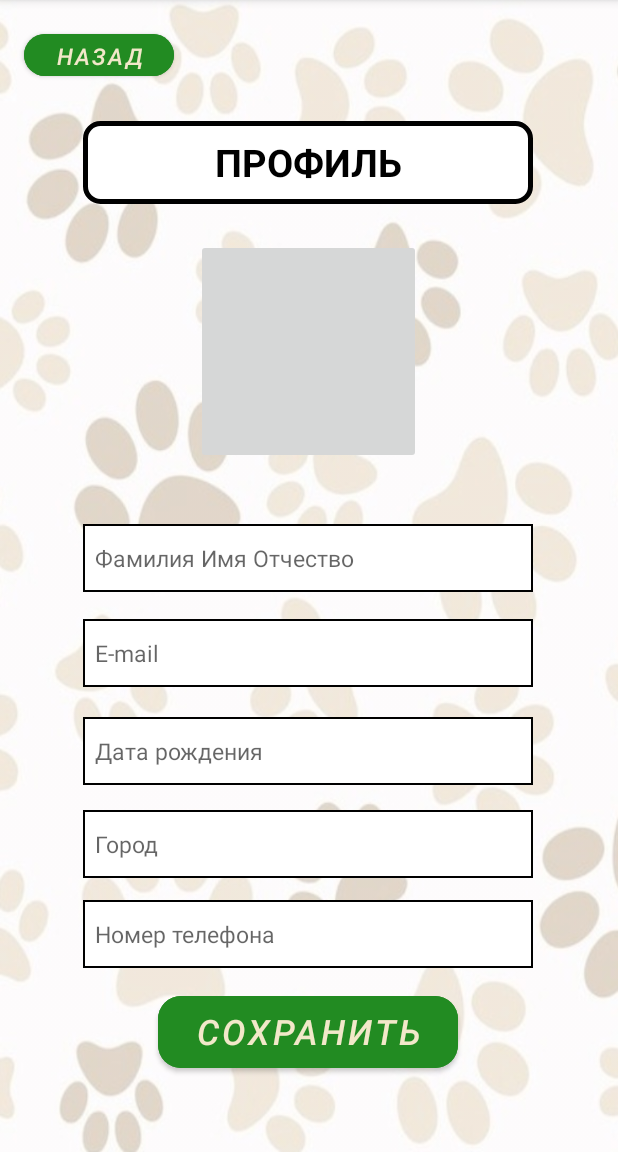
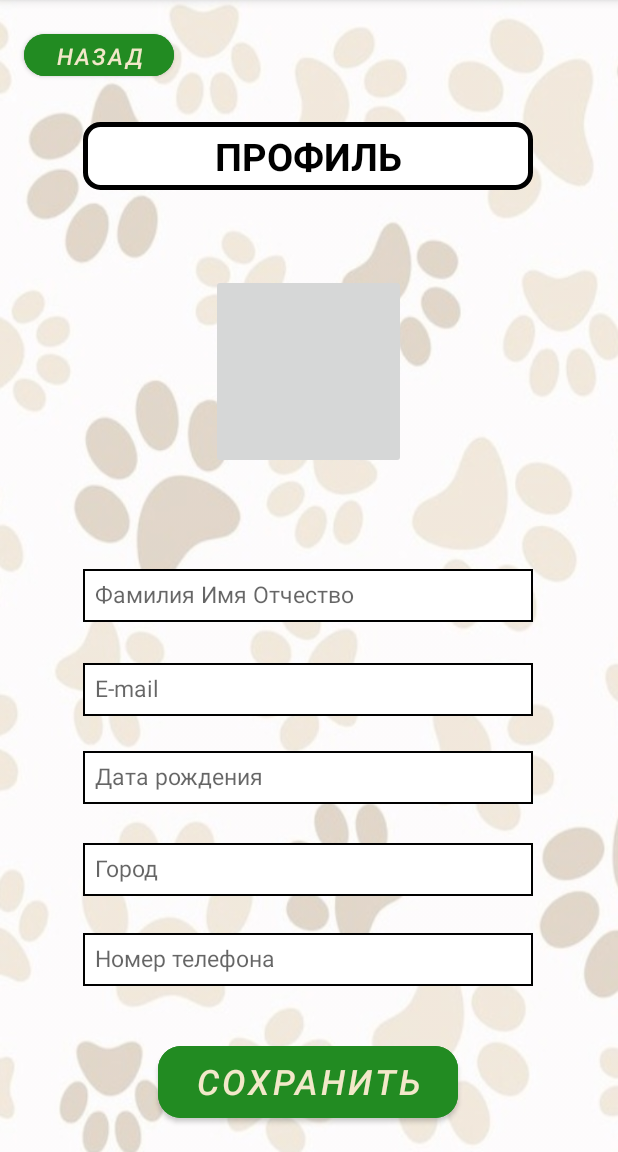
Before and after one commit to alina399/Diplom, an Android app: the ProfileActivity screen opened directly, with no data from a screen before it, on a phone screen of 412 x 824 dp, the part 84-1236 px from its top. Run offline under Robolectric (Android 15) with nearby library versions, the phone set to English and light mode, and no system bars; our stand-ins replace Firebase (no records; nobody signed in at launch, a user with empty details on screens opened directly), Picasso; pictures from the network do not load.

Commit message:
Конечное приложение

```diff
--- a/app/src/main/res/layout/activity_petsprofile2.xml
+++ b/app/src/main/res/layout/activity_petsprofile2.xml
@@ -7,17 +7,15 @@
     android:layout_width="match_parent"
     android:layout_height="wrap_content"
     tools:context=".petsprofile2"
+    android:background="@drawable/fon"
     >
-
-
-
 
 
     <LinearLayout
         android:layout_width="match_parent"
         android:layout_height="wrap_content"
         android:orientation="horizontal"
-        android:layout_marginTop="20dp"
+        android:layout_marginTop="40dp"
         android:layout_marginLeft="5dp"
         android:layout_marginRight="5dp">
 
--- a/app/src/main/res/layout/activity_profile.xml
+++ b/app/src/main/res/layout/activity_profile.xml
@@ -8,24 +8,25 @@
     tools:context=".ProfileActivity"
     android:background="@drawable/fon">
 
+
     <ImageButton
         android:id="@+id/choose"
-        android:layout_width="150dp"
-        android:layout_height="150dp"
+        android:layout_width="130dp"
+        android:layout_height="130dp"
         android:onClick="ImageProfile"
+        android:padding="15dp"
         app:layout_constraintBottom_toBottomOf="parent"
         app:layout_constraintCircleRadius="700dp"
         app:layout_constraintEnd_toEndOf="parent"
         app:layout_constraintHorizontal_bias="0.498"
         app:layout_constraintStart_toStartOf="parent"
         app:layout_constraintTop_toTopOf="parent"
-        app:layout_constraintVertical_bias="0.258" />
-
+        app:layout_constraintVertical_bias="0.286" />
 
     <TextView
         android:id="@+id/textViewz"
         android:layout_width="300dp"
-        android:layout_height="55dp"
+        android:layout_height="45dp"
         android:background="@drawable/shape"
         android:gravity="center"
         android:text="ПРОФИЛЬ"
@@ -40,6 +41,7 @@
         app:layout_constraintVertical_bias="0.113"
 
         />
+
 
     <Button
         android:id="@+id/save_profile"
@@ -58,8 +60,7 @@
         app:layout_constraintHorizontal_bias="0.497"
         app:layout_constraintStart_toStartOf="parent"
         app:layout_constraintTop_toTopOf="parent"
-        app:layout_constraintVertical_bias="0.929" />
-
+        app:layout_constraintVertical_bias="0.976" />
 
     <Button
         android:id="@+id/btn_back"
@@ -81,90 +82,90 @@
         app:layout_constraintVertical_bias="0.023" />
 
 
-
     <EditText
         android:id="@+id/textFieldFio"
         android:layout_width="300dp"
-        android:layout_height="45dp"
+        android:layout_height="35dp"
         android:background="@drawable/shape_2"
         android:hint="Фамилия Имя Отчество"
         android:inputType="textEmailAddress"
+        android:padding="8dp"
         android:textAlignment="textStart"
         android:textSize="15dp"
-        android:padding="8dp"
         app:layout_constraintBottom_toBottomOf="parent"
         app:layout_constraintEnd_toEndOf="parent"
         app:layout_constraintHorizontal_bias="0.495"
         app:layout_constraintStart_toStartOf="parent"
         app:layout_constraintTop_toTopOf="parent"
-        app:layout_constraintVertical_bias="0.483" />
+        app:layout_constraintVertical_bias="0.518" />
 
     <EditText
         android:id="@+id/textFieldEmail"
         android:layout_width="300dp"
-        android:layout_height="45dp"
+        android:layout_height="35dp"
         android:background="@drawable/shape_2"
         android:hint="E-mail"
         android:inputType="textEmailAddress"
+        android:padding="8dp"
         android:textAlignment="textStart"
         android:textSize="15dp"
-        android:padding="8dp"
         app:layout_constraintBottom_toBottomOf="parent"
         app:layout_constraintEnd_toEndOf="parent"
         app:layout_constraintHorizontal_bias="0.495"
         app:layout_constraintStart_toStartOf="parent"
         app:layout_constraintTop_toTopOf="parent"
-        app:layout_constraintVertical_bias="0.571" />
+        app:layout_constraintVertical_bias="0.603" />
 
     <EditText
         android:id="@+id/textFieldData"
         android:layout_width="300dp"
-        android:layout_height="45dp"
+        android:layout_height="35dp"
         android:background="@drawable/shape_2"
         android:hint="Дата рождения"
         android:inputType="textEmailAddress"
+        android:padding="8dp"
         android:textAlignment="textStart"
         android:textSize="15dp"
-        android:padding="8dp"
         app:layout_constraintBottom_toBottomOf="parent"
         app:layout_constraintEnd_toEndOf="parent"
         app:layout_constraintHorizontal_bias="0.495"
         app:layout_constraintStart_toStartOf="parent"
         app:layout_constraintTop_toTopOf="parent"
-        app:layout_constraintVertical_bias="0.661" />
+        app:layout_constraintVertical_bias="0.683" />
 
     <EditText
         android:id="@+id/textFieldCity"
         android:layout_width="300dp"
-        android:layout_height="45dp"
+        android:layout_height="35dp"
         android:background="@drawable/shape_2"
+        android:gravity="center"
         android:hint="Город"
         android:inputType="textEmailAddress"
+        android:padding="8dp"
         android:textAlignment="textStart"
         android:textSize="15dp"
-        android:padding="8dp"
         app:layout_constraintBottom_toBottomOf="parent"
         app:layout_constraintEnd_toEndOf="parent"
         app:layout_constraintHorizontal_bias="0.495"
         app:layout_constraintStart_toStartOf="parent"
         app:layout_constraintTop_toTopOf="parent"
-        app:layout_constraintVertical_bias="0.747" />
+        app:layout_constraintVertical_bias="0.767" />
 
     <EditText
         android:id="@+id/textFieldTelephone"
         android:layout_width="300dp"
-        android:layout_height="45dp"
+        android:layout_height="35dp"
         android:background="@drawable/shape_2"
         android:hint="Номер телефона"
+        android:padding="8dp"
         android:textAlignment="textStart"
         android:textSize="15dp"
-        android:padding="8dp"
         app:layout_constraintBottom_toBottomOf="parent"
         app:layout_constraintEnd_toEndOf="parent"
         app:layout_constraintHorizontal_bias="0.495"
         app:layout_constraintStart_toStartOf="parent"
         app:layout_constraintTop_toTopOf="parent"
-        app:layout_constraintVertical_bias="0.83" />
+        app:layout_constraintVertical_bias="0.849" />
 
 
 </androidx.constraintlayout.widget.ConstraintLayout>
--- a/app/src/main/res/layout/fragment_help_priut.xml
+++ b/app/src/main/res/layout/fragment_help_priut.xml
@@ -5,6 +5,7 @@
     android:layout_height="match_parent"
     android:orientation="vertical"
     xmlns:app="http://schemas.android.com/apk/res-auto"
+    android:background="@drawable/fon"
     tools:context=".helpPriutFragment">
 
     <TextView
--- a/app/src/main/res/layout/fragment_slideshow.xml
+++ b/app/src/main/res/layout/fragment_slideshow.xml
@@ -5,6 +5,7 @@
     xmlns:tools="http://schemas.android.com/tools"
     android:layout_width="match_parent"
     android:layout_height="match_parent"
+    android:background="@drawable/fon"
     tools:context=".ui.slideshow.SlideshowFragment">
 
     <TextView
--- a/app/src/main/res/layout/pets_pristr_fragment.xml
+++ b/app/src/main/res/layout/pets_pristr_fragment.xml
@@ -12,7 +12,7 @@
         android:id="@+id/listView"
         android:layout_width="match_parent"
         android:layout_height="wrap_content"
-        android:layout_weight="1"/> >
+        android:layout_weight="1"/>
 
 
 </LinearLayout>
```
Also changed, not shown: app/src/main/java/com/example/petshelp/ui/petsminus/PetsMinus.java (+66 -14 lines), app/src/main/res/layout/activity_pets_profile.xml (+10 -10 lines), app/src/main/res/layout/activity_sign_in.xml (+8 -7 lines), app/src/main/res/layout/activity_sign_up.xml (+12 -56 lines), app/src/main/res/layout/pets_minus_fragment.xml (+8 -1 lines), app/src/main/res/drawable-nodpi/lupa.png (added).
